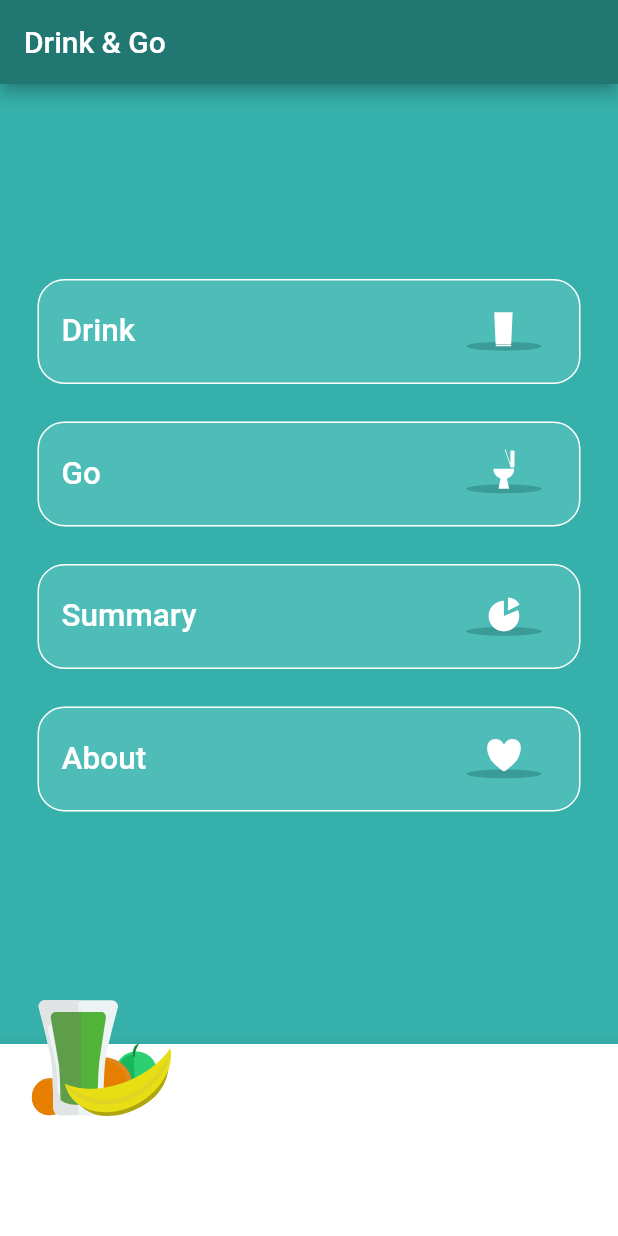
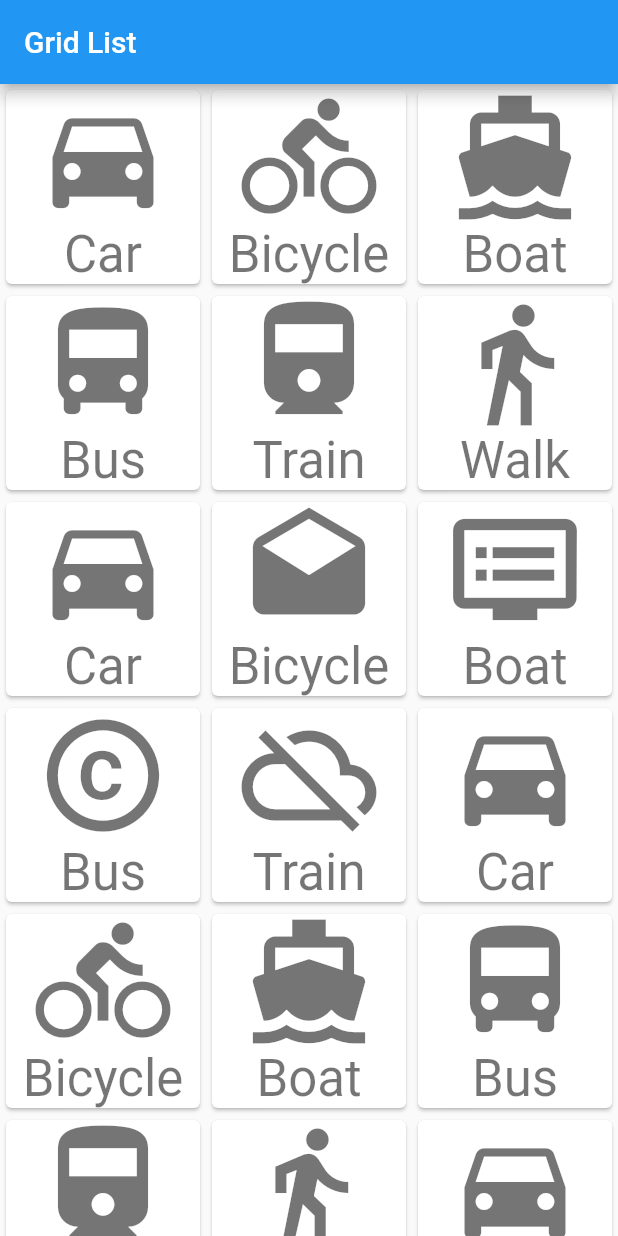
Before and after one commit to nicktaras/flutter-drink-and-go, a Flutter app: the screen it shows after launch, on a phone screen of 412 x 824 dp. Run offline on Flutter 3.47's test engine with Material 2 defaults, Android fonts, the phone set to English and light mode, and no system bars; our stand-ins replace flutter_svg.

Commit message:
added mock item list

```diff
--- /dev/null
+++ b/drink_and_go/lib/drink.dart
@@ -0,0 +1,90 @@
+import 'package:flutter/material.dart';
+
+// https://fluttercentral.com/Articles/Post/31/GridView_Example
+
+class Test extends StatelessWidget {
+  @override
+  Widget build(BuildContext context) {
+    final title = "Grid List";
+
+    return MaterialApp(
+        title: title,
+        home: Scaffold(
+            appBar: AppBar(
+              title: Text(title),
+            ),
+            body: GridView.count(
+                crossAxisCount: 3,
+                children: List.generate(choices.length, (index) {
+                  return Center(
+                    child: ChoiceCard(choice: choices[index]),
+                  );
+                }))));
+  }
+}
+
+class Choice {
+  const Choice({this.title, this.icon});
+
+  final String title;
+  final IconData icon;
+}
+
+const List<Choice> choices = const <Choice>[
+  const Choice(title: 'Car', icon: Icons.directions_car),
+  const Choice(title: 'Bicycle', icon: Icons.directions_bike),
+  const Choice(title: 'Boat', icon: Icons.directions_boat),
+  const Choice(title: 'Bus', icon: Icons.directions_bus),
+  const Choice(title: 'Train', icon: Icons.directions_railway),
+  const Choice(title: 'Walk', icon: Icons.directions_walk),
+  const Choice(title: 'Car', icon: Icons.directions_car),
+  const Choice(title: 'Bicycle', icon: Icons.drafts),
+  const Choice(title: 'Boat', icon: Icons.dvr),
+  const Choice(title: 'Bus', icon: Icons.copyright),
+  const Choice(title: 'Train', icon: Icons.cloud_off),
+  const Choice(title: 'Car', icon: Icons.directions_car),
+  const Choice(title: 'Bicycle', icon: Icons.directions_bike),
+  const Choice(title: 'Boat', icon: Icons.directions_boat),
+  const Choice(title: 'Bus', icon: Icons.directions_bus),
+  const Choice(title: 'Train', icon: Icons.directions_railway),
+  const Choice(title: 'Walk', icon: Icons.directions_walk),
+  const Choice(title: 'Car', icon: Icons.directions_car),
+  const Choice(title: 'Bicycle', icon: Icons.drafts),
+  const Choice(title: 'Boat', icon: Icons.dvr),
+  const Choice(title: 'Bus', icon: Icons.copyright),
+  const Choice(title: 'Train', icon: Icons.cloud_off),
+  const Choice(title: 'Car', icon: Icons.directions_car),
+  const Choice(title: 'Bicycle', icon: Icons.directions_bike),
+  const Choice(title: 'Boat', icon: Icons.directions_boat),
+  const Choice(title: 'Bus', icon: Icons.directions_bus),
+  const Choice(title: 'Train', icon: Icons.directions_railway),
+  const Choice(title: 'Walk', icon: Icons.directions_walk),
+  const Choice(title: 'Car', icon: Icons.directions_car),
+  const Choice(title: 'Bicycle', icon: Icons.drafts),
+  const Choice(title: 'Boat', icon: Icons.dvr),
+  const Choice(title: 'Bus', icon: Icons.copyright),
+  const Choice(title: 'Train', icon: Icons.cloud_off),
+];
+
+class ChoiceCard extends StatelessWidget {
+  const ChoiceCard({Key key, this.choice}) : super(key: key);
+  final Choice choice;
+
+  @override
+  Widget build(BuildContext context) {
+    final TextStyle textStyle = Theme.of(context).textTheme.display1;
+    return Card(
+        color: Colors.white,
+        child: Center(
+          child: Column(
+              mainAxisSize: MainAxisSize.min,
+              crossAxisAlignment: CrossAxisAlignment.center,
+              children: <Widget>[
+                Expanded(
+                    child:
+                        Icon(choice.icon, size: 90.0, color: textStyle.color)),
+                Text(choice.title, style: textStyle),
+              ]),
+        ));
+  }
+}
--- a/drink_and_go/lib/icons.dart
+++ b/drink_and_go/lib/icons.dart
@@ -28,9 +28,3 @@ final Widget menuAbout = SvgPicture.asset(
   placeholderBuilder: (context) => CircularProgressIndicator(),
   height: 70,
 );
-
-const List<String> assetNames = <String>[
-  'assets/drinks/water.svg',
-  'assets/drinks/tea.svg',
-  'assets/drinks/coffee.svg'
-];
--- a/drink_and_go/lib/main.dart
+++ b/drink_and_go/lib/main.dart
@@ -1,15 +1,12 @@
 import 'package:flutter/material.dart';
 import 'package:flutter_svg/flutter_svg.dart';
 import 'icons.dart';
+import 'drink.dart';
 
 // Main App Page setup
 // home: first page of application.
 void main() {
-  runApp(MaterialApp(
-    title: 'Drink and Go',
-    color: Colors.black,
-    home: Home(),
-  ));
+  runApp(MaterialApp(title: 'Drink and Go', color: Colors.black, home: Test()));
 }
 
 final Widget fruitSalad = SvgPicture.asset(
@@ -195,20 +192,126 @@ class Home extends StatelessWidget {
   }
 }
 
+// https://fluttercentral.com/Articles/Post/31/GridView_Example
+
+// class MyHomePage extends StatefulWidget {
+//   const MyHomePage({Key key, this.title}) : super(key: key);
+//   final String title;
+
+//   @override
+//   _MyHomePageState createState() => _MyHomePageState();
+// }
+
+// https://fluttercentral.com/Articles/Post/31/GridView_Example
+
+// class Choice {
+//   const Choice({this.title, this.image});
+//   final String title;
+//   final String image;
+// }
+
+// const List<Choice> choices = const <Choice>[
+//   const Choice(title: 'water', image: 'assets/drinks/water.svg'),
+//   const Choice(title: 'tea', image: 'assets/drinks/tea.svg'),
+//   const Choice(title: 'coffee', image: 'assets/drinks/coffee.svg'),
+// ];
+
+// const List<String> assetNames = <String>[
+//   'assets/drinks/water.svg',
+//   'assets/drinks/tea.svg',
+//   'assets/drinks/coffee.svg',
+// ];
+// const List<String> assetTitles = <String>[
+//   'water',
+//   'tea',
+//   'coffee',
+// ];
+
+// class DrinkItem implements ListItem {
+//   final String image;
+//   final String title;
+//   DrinkItem(image, title);
+//   Widget buildTitle(BuildContext context) => Text(image);
+//   Widget buildSubtitle(BuildContext context) => Text(title);
+// }
+
+// class _MyHomePageState extends State<MyHomePage> {
+//   final List<Widget> _painters = <Widget>[];
+//   final List<Widget> _titles = <Widget>[];
+//   double _dimension;
+
+//   @override
+//   void initState() {
+//     super.initState();
+//     _dimension = 153.0;
+//     for (String assetName in assetNames) {
+//       _painters.add(
+//         SvgPicture.asset(assetName),
+//       );
+//     }
+//     // Build a list of titles
+//     for (String assetTitle in assetTitles) {
+//       _titles.add(
+//         Text(assetTitle),
+//       );
+//     }
+//   }
+
+//   @override
+//   Widget build(BuildContext context) {
+//     if (_dimension > MediaQuery.of(context).size.width - 10.0) {
+//       _dimension = MediaQuery.of(context).size.width - 10.0;
+//     }
+//     return Scaffold(
+//       backgroundColor: PrimaryColor,
+//       appBar: AppBar(
+//         title: Text('Please Select a Drink'),
+//         backgroundColor: SecondaryColor,
+//       ),
+//       body: Column(children: <Widget>[
+//         // Slider(
+//         //     min: 5.0,
+//         //     max: MediaQuery.of(context).size.width - 10.0,
+//         //     value: _dimension,
+//         //     onChanged: (double val) {
+//         //       setState(() => _dimension = val);
+//         //     }),
+//         Expanded(
+//           child: GridView.extent(
+//             // shrinkWrap: true,
+//             maxCrossAxisExtent: _dimension,
+//             // padding: const EdgeInsets.all(4.0),
+//             // mainAxisSpacing: 4.0,
+//             // crossAxisSpacing: 4.0,
+//             children: _titles.toList(),
+//           ),
+//         ),
+//         Expanded(
+//           child: GridView.extent(
+//             shrinkWrap: true,
+//             maxCrossAxisExtent: _dimension,
+//             padding: const EdgeInsets.all(4.0),
+//             // mainAxisSpacing: 4.0,
+//             // crossAxisSpacing: 4.0,
+//             children: _painters.toList(),
+//           ),
+//         ),
+//       ]),
+//     );
+//   }
+// }
+
 class Drink extends StatelessWidget {
   @override
+  final List<Widget> _painters = <Widget>[];
   Widget build(BuildContext context) {
     return Scaffold(
-      backgroundColor: PrimaryColor,
-      appBar: AppBar(
-        title: Text("Please Select a Drink"),
-        backgroundColor: SecondaryColor,
-      ),
-      body: Center(
-          child: Row(
-              mainAxisAlignment: MainAxisAlignment.spaceBetween,
-              children: <Widget>[])),
-    );
+        backgroundColor: PrimaryColor,
+        appBar: AppBar(
+          title: Text("Please Select a Drink"),
+          backgroundColor: SecondaryColor,
+        ),
+        body: Center(child: Text('hello')));
   }
 }
 
--- a/drink_and_go/pubspec.yaml
+++ b/drink_and_go/pubspec.yaml
@@ -48,8 +48,9 @@ flutter:
     - assets/menu_toilet.svg
     - assets/menu_drink.svg
     - assets/fruit_salad.svg
-  #  - images/a_dot_burr.jpeg
-  #  - images/a_dot_ham.jpeg
+    - assets/drinks/water.svg
+    - assets/drinks/tea.svg
+    - assets/drinks/coffee.svg
 
   # An image asset can refer to one or more resolution-specific "variants", see
   # https://flutter.dev/assets-and-images/#resolution-aware.
```
